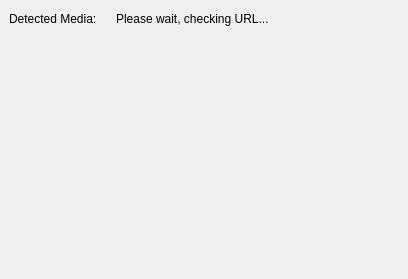
Before: the Qt Designer form src/widgets/streamwidget.ui in setvisible/ArrowDL, drawn with Qt 5.
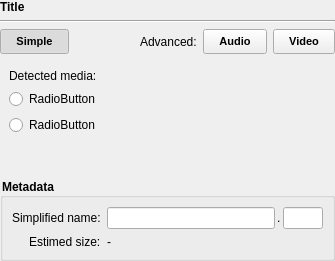
After: the same form once the commit is applied. The open tabs and pages were chosen to show the change. Icons and pictures are not drawn.

Patch:
```diff
--- a/src/widgets/streamwidget.ui
+++ b/src/widgets/streamwidget.ui
@@ -6,8 +6,8 @@
    <rect>
     <x>0</x>
     <y>0</y>
-    <width>408</width>
-    <height>270</height>
+    <width>335</width>
+    <height>251</height>
    </rect>
   </property>
   <property name="styleSheet">
@@ -16,87 +16,21 @@
 	font-weight: bold;
 }</string>
   </property>
+  <layout class="QVBoxLayout" name="verticalLayout_3">
+   <property name="leftMargin">
+    <number>0</number>
+   </property>
+   <property name="topMargin">
+    <number>0</number>
+   </property>
+   <property name="rightMargin">
+    <number>0</number>
+   </property>
+   <property name="bottomMargin">
+    <number>0</number>
+   </property>
+   <item>
   <layout class="QVBoxLayout" name="verticalLayout">
-   <property name="leftMargin">
-    <number>0</number>
-   </property>
-   <property name="topMargin">
-    <number>0</number>
-   </property>
-   <property name="rightMargin">
-    <number>0</number>
-   </property>
-   <property name="bottomMargin">
-    <number>0</number>
-   </property>
-   <item>
-    <widget class="QStackedWidget" name="stackedWidget">
-     <property name="currentIndex">
-      <number>2</number>
-     </property>
-     <widget class="QWidget" name="pageEmpty">
-      <layout class="QVBoxLayout" name="verticalLayout_5"/>
-     </widget>
-     <widget class="QWidget" name="pageDownloading">
-      <layout class="QVBoxLayout" name="verticalLayout_4">
-       <item>
-        <layout class="QHBoxLayout" name="horizontalLayout_7">
-         <item>
-          <widget class="QLabel" name="label_6">
-           <property name="text">
-            <string>Detected Media:</string>
-           </property>
-          </widget>
-         </item>
-         <item>
-          <widget class="QLabel" name="waitingIconLabel">
-           <property name="text">
-            <string/>
-           </property>
-           <property name="pixmap">
-            <pixmap resource="../resources.qrc">:/icons/menu/stream_wait_16x16.gif</pixmap>
-           </property>
-          </widget>
-         </item>
-         <item>
-          <widget class="QLabel" name="label_12">
-           <property name="text">
-            <string>Please wait, checking URL...</string>
-           </property>
-          </widget>
-         </item>
-         <item>
-          <spacer name="horizontalSpacer_5">
-           <property name="orientation">
-            <enum>Qt::Horizontal</enum>
-           </property>
-           <property name="sizeHint" stdset="0">
-            <size>
-             <width>40</width>
-             <height>20</height>
-            </size>
-           </property>
-          </spacer>
-         </item>
-        </layout>
-       </item>
-       <item>
-        <spacer name="verticalSpacer">
-         <property name="orientation">
-          <enum>Qt::Vertical</enum>
-         </property>
-         <property name="sizeHint" stdset="0">
-          <size>
-           <width>0</width>
-           <height>0</height>
-          </size>
-         </property>
-        </spacer>
-       </item>
-      </layout>
-     </widget>
-     <widget class="QWidget" name="pageNormal">
-      <layout class="QVBoxLayout" name="verticalLayout_6" stretch="0,0,0,1,0">
        <item>
         <widget class="QLabel" name="titleLabel">
          <property name="font">
@@ -302,8 +236,8 @@
                   <rect>
                    <x>0</x>
                    <y>0</y>
-                   <width>372</width>
-                   <height>73</height>
+                 <width>472</width>
+                 <height>157</height>
                   </rect>
                  </property>
                  <layout class="QVBoxLayout" name="verticalLayout_7">
@@ -513,63 +447,6 @@
         </widget>
        </item>
       </layout>
-     </widget>
-     <widget class="QWidget" name="pageError">
-      <layout class="QVBoxLayout" name="verticalLayout_3">
-       <item>
-        <widget class="QLabel" name="errorLabel">
-         <property name="text">
-          <string>Error:</string>
-         </property>
-        </widget>
-       </item>
-       <item>
-        <widget class="QLabel" name="errorMessageLabel">
-         <property name="text">
-          <string>Can't find the URL stream</string>
-         </property>
-        </widget>
-       </item>
-       <item>
-        <widget class="QLabel" name="label_4">
-         <property name="text">
-          <string>---
-Help: if you get an error, follow these instructions:
-
-1. Verify the URL
-   Eventually, simplify the URL: remove the optional PHP arguments, in the query, after '?' in the URL:
-   Ex: 'https://www.abc.com/watch?video=some_video&amp;t=154&amp;h=144&amp;w=278'
-         becomes 
-         'https://www.abc.com/watch?video=some_video'
-
-2. Open the URL in a Web browser, and Play it
-    (Rem: the Web browser can force the server to play the video)
-
-3. Click 'Continue' button again
-
-4. Retry later</string>
-         </property>
-         <property name="wordWrap">
-          <bool>true</bool>
-         </property>
-        </widget>
-       </item>
-       <item>
-        <spacer name="verticalSpacer_3">
-         <property name="orientation">
-          <enum>Qt::Vertical</enum>
-         </property>
-         <property name="sizeHint" stdset="0">
-          <size>
-           <width>0</width>
-           <height>0</height>
-          </size>
-         </property>
-        </spacer>
-       </item>
-      </layout>
-     </widget>
-    </widget>
    </item>
   </layout>
  </widget>
```
Lines whose indentation alone changed are shown as unchanged.
